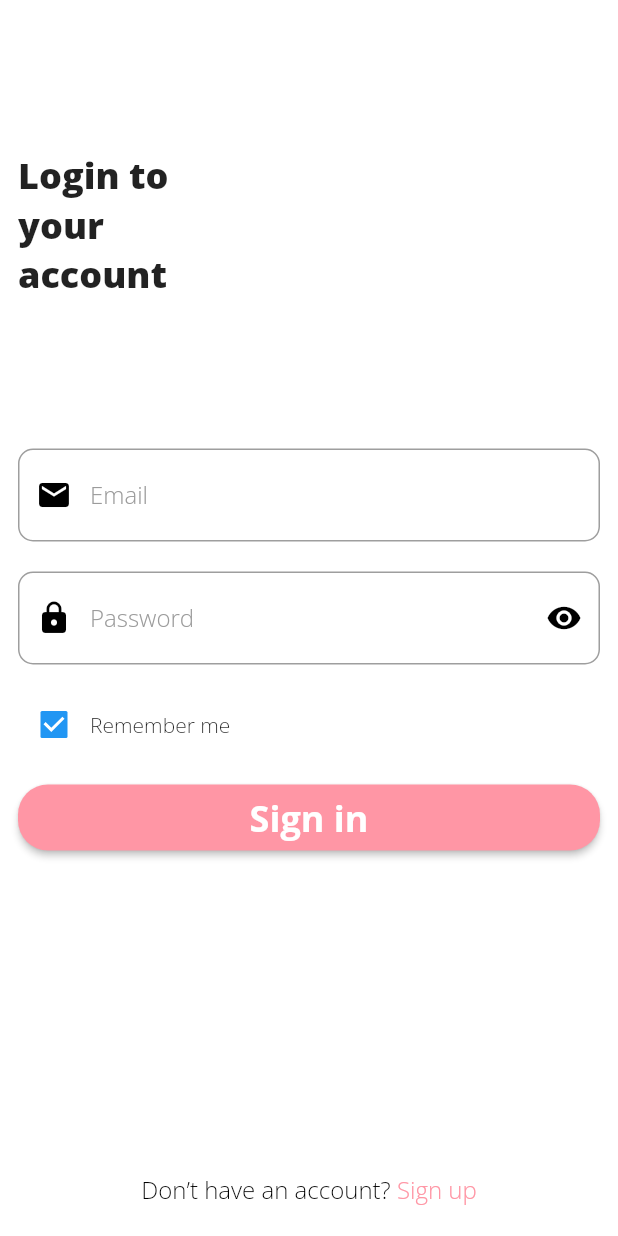
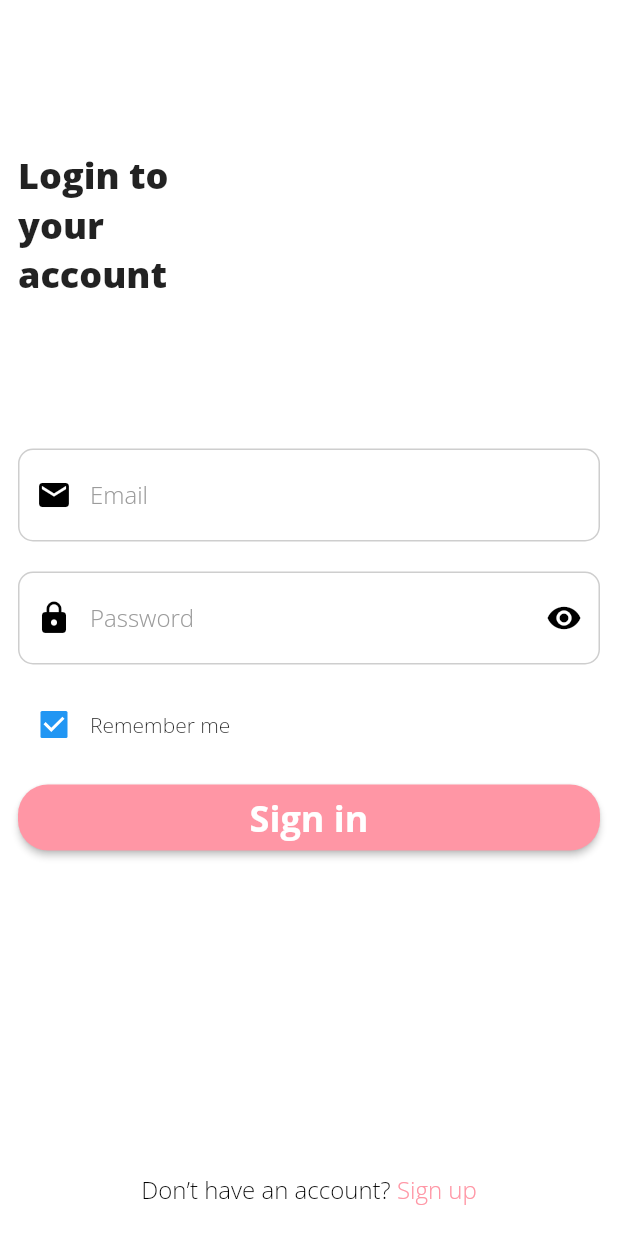
Before and after one commit to VuNA2k2/To-Do-List, a Flutter app: the screen it shows after launch, on a phone screen of 412 x 824 dp. Run offline on Flutter 3.47's test engine with Material 2 defaults, Android fonts, the phone set to English and light mode, and no system bars; our stand-ins replace auto_route, bloc, flutter_bloc, shared_preferences.

Commit message:
[EDIT] edit border

```diff
--- a/lib/views/widgets/text_field_common.dart
+++ b/lib/views/widgets/text_field_common.dart
@@ -1,4 +1,5 @@
 import 'package:flutter/material.dart';
+import 'package:todo_list/utils/color_utils.dart';
 
 class TextFieldCommon extends TextField {
   TextFieldCommon({
@@ -9,32 +10,32 @@ class TextFieldCommon extends TextField {
     super.maxLines,
     super.maxLength,
     super.obscureText,
+    super.textAlign,
     String? hintText,
     TextStyle? hintStyle,
     int? hintMaxLines,
     Widget? prefixIcon,
     Widget? suffixIcon,
     EdgeInsetsGeometry? contentPadding,
+    InputBorder? border,
     InputBorder? focusedBorder,
     InputBorder? errorBorder,
     InputBorder? enabledBorder,
     InputBorder? disabledBorder,
   }) : super(
           decoration: InputDecoration(
-            border: OutlineInputBorder(
-              borderRadius: BorderRadius.circular(10),
-            ),
-            focusedBorder: focusedBorder,
-            errorBorder: errorBorder,
-            enabledBorder: enabledBorder,
-            disabledBorder: disabledBorder,
+            border: border ?? OutlineInputBorder(borderRadius: BorderRadius.circular(10), borderSide: const BorderSide(color: ColorUtils.greyCE)),
+            focusedBorder: focusedBorder ?? OutlineInputBorder(borderRadius: BorderRadius.circular(10), borderSide: const BorderSide(color: ColorUtils.greyCE)),
+            errorBorder: errorBorder ?? OutlineInputBorder(borderRadius: BorderRadius.circular(10), borderSide: const BorderSide(color: ColorUtils.greyCE)),
+            enabledBorder: enabledBorder ?? OutlineInputBorder(borderRadius: BorderRadius.circular(10), borderSide: const BorderSide(color: ColorUtils.greyCE)),
+            disabledBorder: disabledBorder ?? OutlineInputBorder(borderRadius: BorderRadius.circular(10), borderSide: const BorderSide(color: ColorUtils.greyCE)),
             hintText: hintText,
             hintStyle: hintStyle,
             hintMaxLines: hintMaxLines,
             prefixIcon: prefixIcon,
             suffixIcon: suffixIcon,
             contentPadding: contentPadding,
+            counter: const Offstage(),
           ),
-
         );
 }
```
